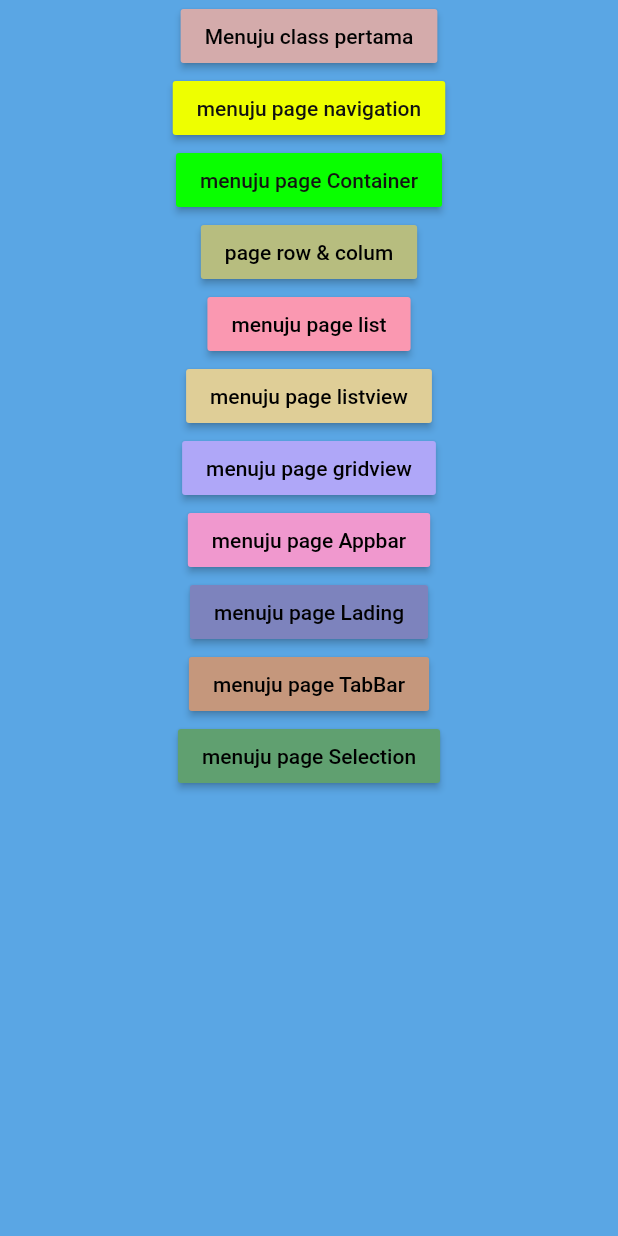
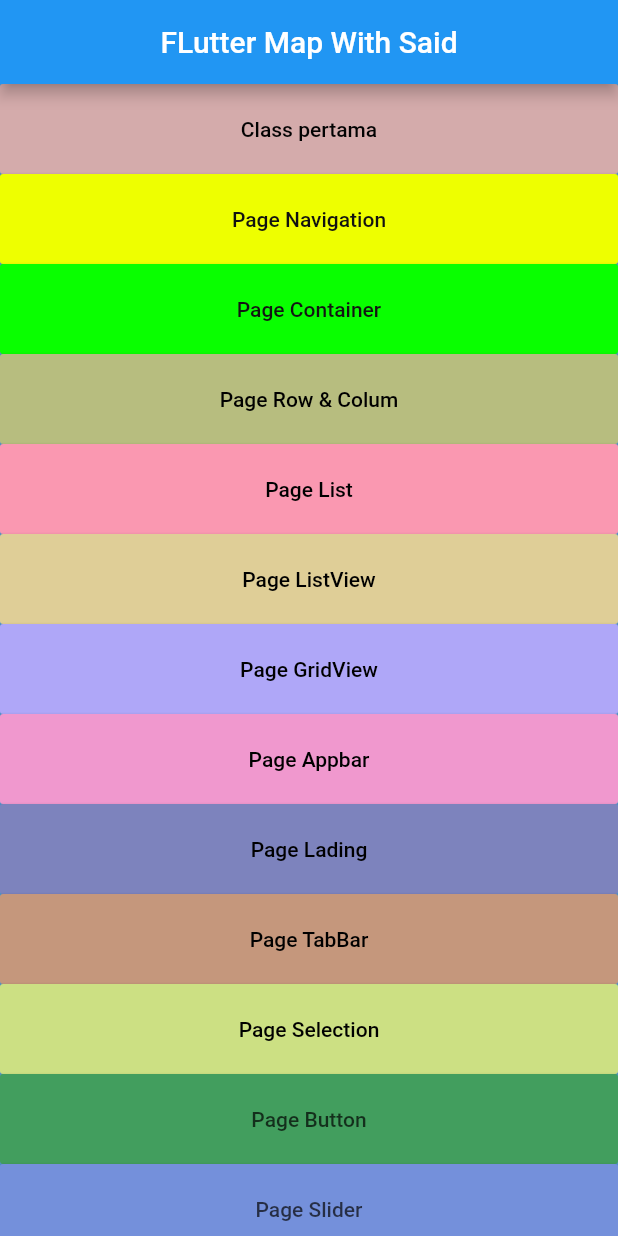
Before and after one commit to saidhafiz321/Learn_Flutter_Whitmee, a Flutter app: the screen it shows after launch, on a phone screen of 412 x 824 dp. Run offline on Flutter 3.47's test engine with Material 2 defaults, Android fonts, the phone set to English and light mode, and no system bars.

Commit message:
Update main.dart

```diff
--- a/lib/main.dart
+++ b/lib/main.dart
@@ -1,7 +1,9 @@
 import 'package:flutter/material.dart';
 import 'package:flutter_application_1/appbar.dart';
+import 'package:flutter_application_1/buttonflutter.dart';
 import 'package:flutter_application_1/lading.dart';
 import 'package:flutter_application_1/selectionwidget.dart';
+import 'package:flutter_application_1/sliderwidget.dart';
 import 'package:flutter_application_1/tabbar.dart';
 import 'container.dart';
 import 'list.dart';
@@ -35,9 +37,14 @@ class Pageutama extends StatelessWidget {
   @override
   Widget build(BuildContext context) {
     return Scaffold(
+      appBar: AppBar(
+        title: Center(
+          child: Text(  'FLutter Map With Said'),
+        ),
+        backgroundColor: Colors.blue,
+      ),
       backgroundColor: Color.fromARGB(255, 90, 166, 228),
-      body: Center(
-        child: Column(
+      body: ListView(
         children: <Widget>[
           //ini adalah materi pertama yang itu memanggil class di sebuah file yang sama
           MaterialButton(
@@ -45,7 +52,9 @@ class Pageutama extends StatelessWidget {
               Navigator.push(context,
                   MaterialPageRoute(builder: (context) => Pagepertama()));
             },
-              child: Text('Menuju class pertama'),
+            child: const Text('Class pertama'),
+            height: 60,
+            minWidth: 550,
             color: Color.fromARGB(255, 212, 171, 171),
             textColor: Color.fromARGB(255, 2, 2, 2),
           ),
@@ -53,10 +62,12 @@ class Pageutama extends StatelessWidget {
           //dengan cara mengimport file class yang ingin di tuju lalu di panggil.
           MaterialButton(
             onPressed: () {
-                Navigator.push(context,
-                    MaterialPageRoute(builder: (context) => halaman()));
+              Navigator.push(
+                  context, MaterialPageRoute(builder: (context) => halaman()));
             },
-              child: Text('menuju page navigation'),
+            child: Text('Page Navigation'),
+            height: 60,
+            minWidth: 550,
             color: Color.fromARGB(255, 238, 255, 0),
             textColor: Color.fromARGB(255, 17, 17, 17),
           ),
@@ -65,7 +76,9 @@ class Pageutama extends StatelessWidget {
               Navigator.push(context,
                   MaterialPageRoute(builder: (context) => Pagelayout()));
             },
-              child: Text('menuju page Container'),
+            child: Text('Page Container'),
+            height: 60,
+            minWidth: 550,
             color: Color.fromARGB(255, 9, 255, 0),
             textColor: const Color.fromARGB(255, 19, 19, 19),
           ),
@@ -74,16 +87,20 @@ class Pageutama extends StatelessWidget {
               Navigator.push(context,
                   MaterialPageRoute(builder: (context) => Pagerow_colum()));
             },
-              child: Text('page row & colum'),
+            child: Text('Page Row & Colum'),
+            height: 60,
+            minWidth: 550,
             color: Color.fromARGB(255, 183, 189, 127),
             textColor: Colors.black,
           ),
           MaterialButton(
             onPressed: () {
-                Navigator.push(context,
-                    MaterialPageRoute(builder: (context) => Pagelist()));
+              Navigator.push(
+                  context, MaterialPageRoute(builder: (context) => Pagelist()));
             },
-              child: Text('menuju page list'),
+            child: Text('Page List'),
+            height: 60,
+            minWidth: 550,
             color: Color.fromARGB(255, 250, 152, 177),
             textColor: Colors.black,
           ),
@@ -92,7 +109,9 @@ class Pageutama extends StatelessWidget {
               Navigator.push(context,
                   MaterialPageRoute(builder: (context) => Pagelistview2()));
             },
-              child: Text('menuju page listview'),
+            child: Text('Page ListView'),
+            height: 60,
+            minWidth: 550,
             color: Color.fromARGB(255, 223, 206, 151),
             textColor: Colors.black,
           ),
@@ -101,7 +120,9 @@ class Pageutama extends StatelessWidget {
               Navigator.push(context,
                   MaterialPageRoute(builder: (context) => pagegridview()));
             },
-              child: Text('menuju page gridview'),
+            child: Text('Page GridView'),
+            height: 60,
+            minWidth: 550,
             color: Color.fromARGB(255, 175, 167, 248),
             textColor: Colors.black,
           ),
@@ -110,7 +131,9 @@ class Pageutama extends StatelessWidget {
               Navigator.push(context,
                   MaterialPageRoute(builder: (context) => Pageappbar()));
             },
-              child: Text('menuju page Appbar'),
+            child: Text('Page Appbar'),
+            height: 60,
+            minWidth: 550,
             color: Color.fromARGB(255, 240, 152, 206),
             textColor: Colors.black,
           ),
@@ -119,16 +142,20 @@ class Pageutama extends StatelessWidget {
               Navigator.push(context,
                   MaterialPageRoute(builder: (context) => Pagelading()));
             },
-              child: Text('menuju page Lading'),
+            child: Text('Page Lading'),
+            height: 60,
+            minWidth: 550,
             color: Color.fromARGB(255, 125, 131, 189),
             textColor: Colors.black,
           ),
           MaterialButton(
             onPressed: () {
-                Navigator.push(context,
-                    MaterialPageRoute(builder: (context) => PageTab()));
+              Navigator.push(
+                  context, MaterialPageRoute(builder: (context) => PageTab()));
             },
-              child: Text('menuju page TabBar'),
+            child: Text('Page TabBar'),
+            height: 60,
+            minWidth: 550,
             color: Color.fromARGB(255, 197, 151, 124),
             textColor: Colors.black,
           ),
@@ -137,12 +164,35 @@ class Pageutama extends StatelessWidget {
               Navigator.push(context,
                   MaterialPageRoute(builder: (context) => Pageselection()));
             },
-              child: Text('menuju page Selection'),
-              color: Color.fromARGB(255, 96, 160, 112),
+            child: Text('Page Selection'),
+            height: 60,
+            minWidth: 550,
+            color: Color.fromARGB(255, 204, 224, 131),
             textColor: Colors.black,
           ),
+          MaterialButton(
+            onPressed: () {
+              Navigator.push(context,
+                  MaterialPageRoute(builder: (context) => Pagebuttonflutter()));
+            },
+            child: Text('Page Button'),
+            height: 60,
+            minWidth: 550,
+            color: Color.fromARGB(255, 66, 158, 94),
+            textColor: Color.fromARGB(179, 0, 0, 0),
+          ),
+          MaterialButton(
+            onPressed: () {
+              Navigator.push(context,
+                  MaterialPageRoute(builder: (context) => Pagesliderwdiget()));
+            },
+            child: Text('Page Slider'),
+            height: 60,
+            minWidth: 550,
+            color: Color.fromARGB(255, 116, 144, 219),
+            textColor: Color.fromARGB(179, 5, 5, 5),
+          ),
         ],
-        ),
       ),
     );
   }
```
Lines whose indentation alone changed are shown as unchanged.
